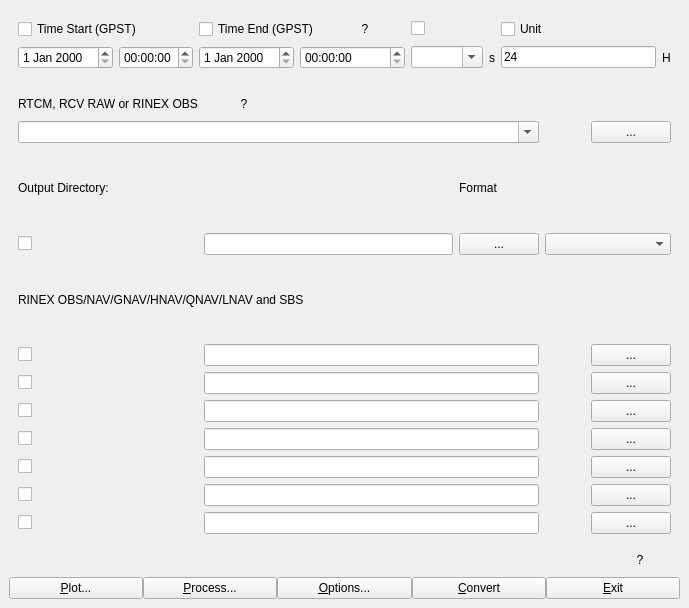
This is app/rtkconv_qt/convmain.ui in tomojitakasu/RTKLIB as Qt 5 draws it before an edit. The edited form follows.
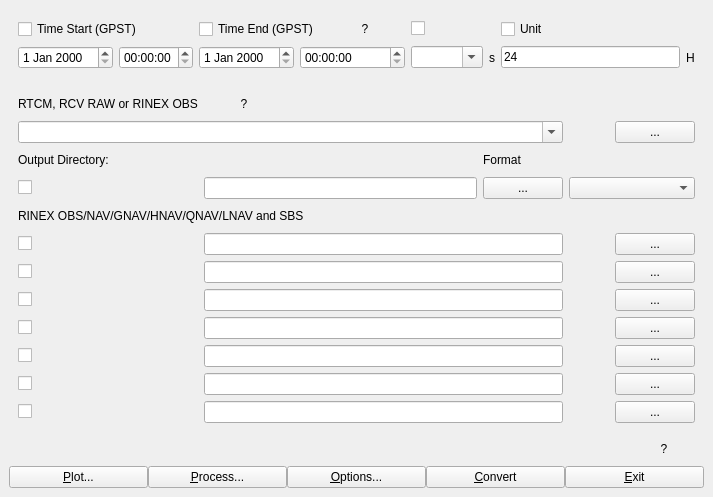
This is the edited form. Icons and pictures are not drawn.

Patch:
```diff
--- a/app/rtkconv_qt/convmain.ui
+++ b/app/rtkconv_qt/convmain.ui
@@ -6,8 +6,8 @@
    <rect>
     <x>0</x>
     <y>0</y>
-    <width>689</width>
-    <height>608</height>
+    <width>713</width>
+    <height>497</height>
    </rect>
   </property>
   <property name="windowTitle">
```
Left out of the diff: 21 changed lines with no effect on the pictures.
